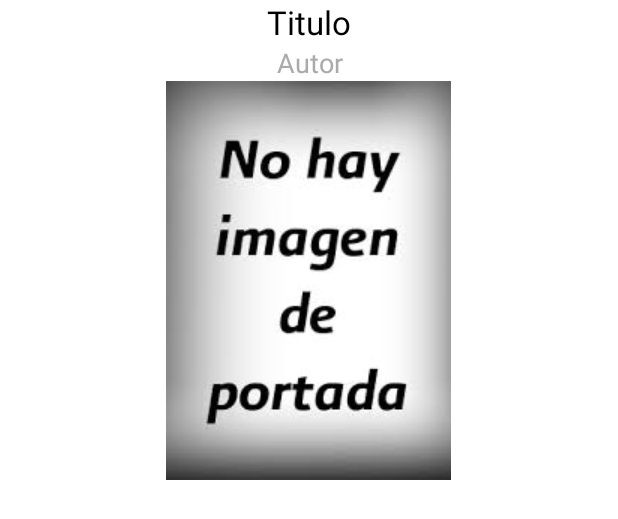
After one commit to orlandoisay/AudioLibros, an Android app: the layout fragment_detalle.xml on its own in the app's theme, with its tools: preview values and no code run, on a phone screen of 412 x 824 dp. The commit adds this screen. Shown: the top 519 px of the screen. Run offline under Robolectric (Android 15) with nearby library versions, the phone set to English and light mode, and no system bars.

Commit message:
Avance hasta ejercicio con Toolbar

```diff
--- /dev/null
+++ b/app/src/main/res/layout/fragment_detalle.xml
@@ -0,0 +1,43 @@
+<?xml version="1.0" encoding="utf-8"?>
+<RelativeLayout xmlns:android="http://schemas.android.com/apk/res/android"
+    xmlns:tools="http://schemas.android.com/tools"
+    android:id="@+id/fragment_detalle"
+    android:layout_width="match_parent"
+    android:layout_height="match_parent"
+    android:background="#ffffff"
+    tools:context=".MainActivity">
+
+    <TextView
+        android:id="@+id/titulo"
+        android:layout_width="wrap_content"
+        android:layout_height="wrap_content"
+        android:layout_alignParentLeft="true"
+        android:layout_alignParentRight="true"
+        android:layout_alignParentTop="true"
+        android:gravity="center"
+        android:text="Titulo"
+        android:textAlignment="center"
+        android:textColor="@android:color/black"
+        android:textAppearance="?android:attr/textAppearanceLarge"/>
+
+    <TextView
+        android:id="@+id/autor"
+        android:layout_width="wrap_content"
+        android:layout_height="wrap_content"
+        android:layout_alignParentLeft="true"
+        android:layout_alignParentRight="true"
+        android:layout_below="@+id/titulo"
+        android:gravity="center"
+        android:text="Autor"
+        android:textAlignment="center"
+        android:textColor="@android:color/darker_gray"
+        android:textAppearance="?android:attr/textAppearanceMedium"/>
+
+    <ImageView
+        android:id="@+id/portada"
+        android:layout_width="wrap_content"
+        android:layout_height="wrap_content"
+        android:layout_below="@+id/autor"
+        android:layout_centerHorizontal="true"
+        android:src="@drawable/sin_portada"/>
+</RelativeLayout>
```
Also changed, not shown: app/src/main/AndroidManifest.xml (+5 -2 lines), app/src/main/java/com/orlando/audiolibros/AdaptadorLibros.java (+7 -0 lines), app/src/main/java/com/orlando/audiolibros/MainActivity.java (+77 -14 lines), app/src/main/java/com/orlando/audiolibros/fragments/DetalleFragment.java (added, +163 -0 lines), app/src/main/java/com/orlando/audiolibros/fragments/SelectorFragment.java (added, +103 -0 lines), app/src/main/res/layout-w600dp/activity_main.xml (added, +23 -0 lines), app/src/main/res/layout/activity_main.xml (+4 -10 lines), app/src/main/res/layout/fragment_selector.xml (added, +8 -0 lines), app/src/main/res/menu/menu_main.xml (added, +32 -0 lines).
